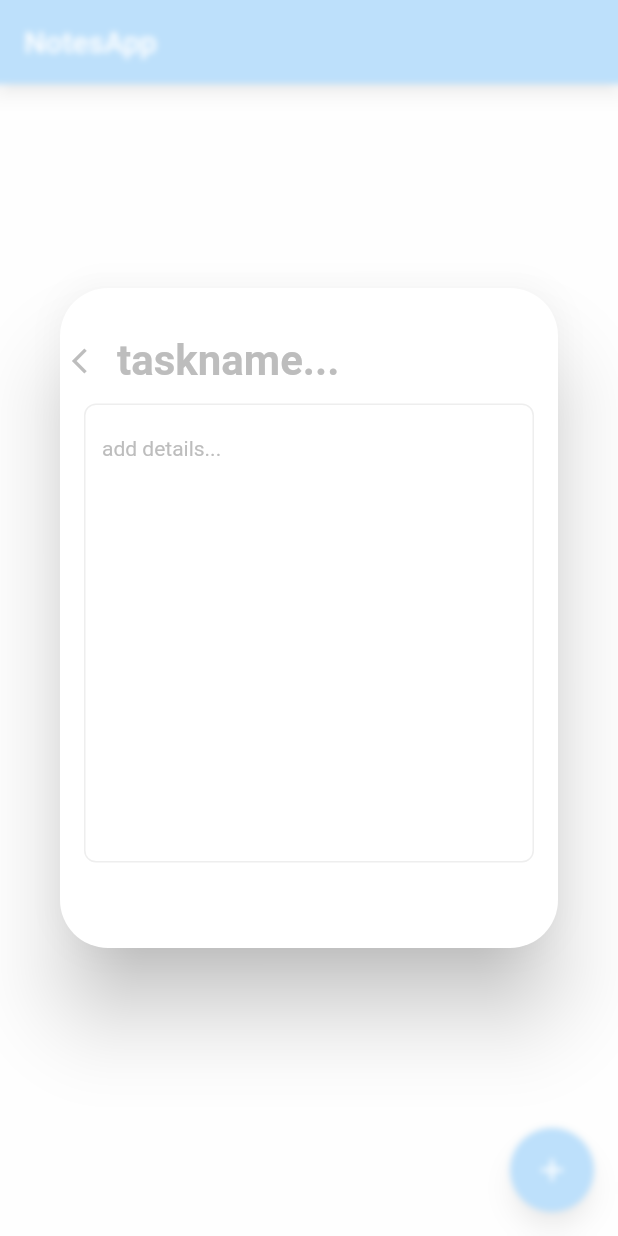
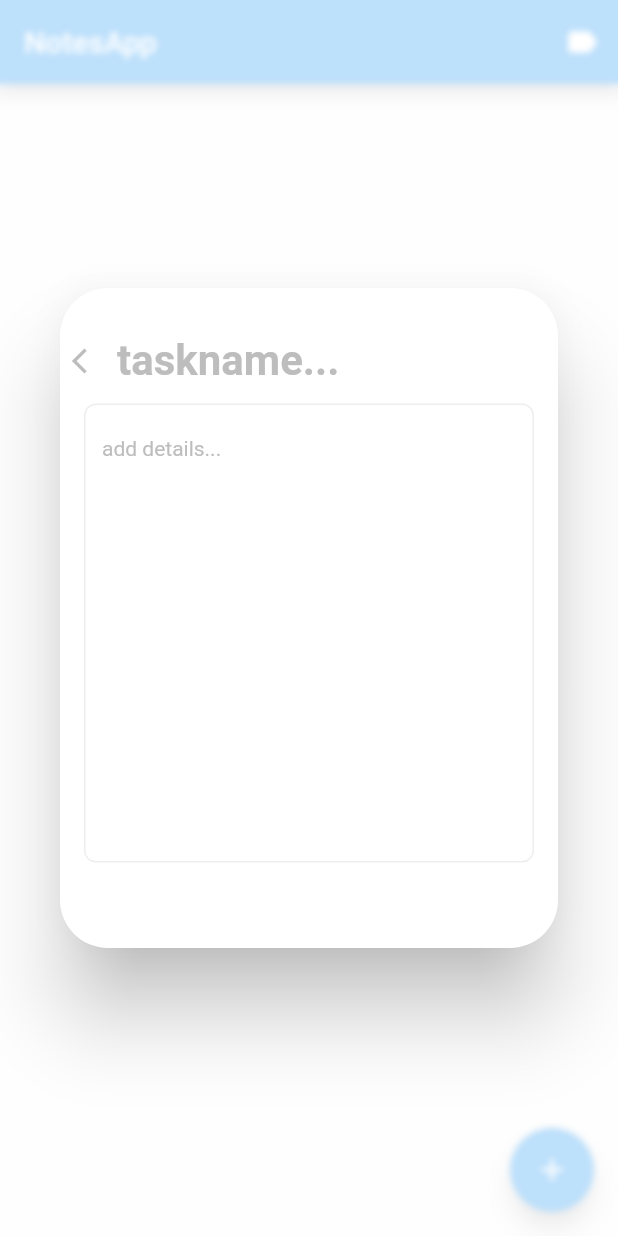
Before and after one commit to Adarsh0603/notebee, a Flutter app: the screen it shows after launch, after a tap on the "add" icon, on a phone screen of 412 x 824 dp. Run offline on Flutter 3.47's test engine with Material 2 defaults, Android fonts, the phone set to English and light mode, and no system bars; our stand-ins replace sqflite; accounts and stored records are empty.

Commit message:
added label database and basic functionality

```diff
--- a/lib/main.dart
+++ b/lib/main.dart
@@ -1,4 +1,5 @@
 import 'package:flutter/material.dart';
+import 'package:flutter_database_sql/providers/label_provider.dart';
 import 'package:flutter_database_sql/providers/notes_provider.dart';
 import 'package:flutter_database_sql/screens/home_screen.dart';
 import 'package:provider/provider.dart';
@@ -10,8 +11,11 @@ void main() {
 class QuickNote extends StatelessWidget {
   @override
   Widget build(BuildContext context) {
-    return ChangeNotifierProvider(
-      create: (BuildContext context) => Notes(),
+    return MultiProvider(
+      providers: [
+        ChangeNotifierProvider(create: (BuildContext context) => Notes()),
+        ChangeNotifierProvider(create: (BuildContext context) => Labels()),
+      ],
       child: MaterialApp(
         home: HomeScreen(),
         debugShowCheckedModeBanner: false,
--- a/lib/models/label.dart
+++ b/lib/models/label.dart
@@ -1,8 +1,16 @@
 import 'dart:ui';
 
 class Label {
+  final String id;
   final String label;
-  final Color color;
+  final int colorValue;
 
-  Label(this.label, this.color);
+  Label(this.id, this.label, this.colorValue);
+  Map<String, dynamic> toMap() {
+    return {
+      'id': id,
+      'label': label,
+      'color': colorValue,
+    };
+  }
 }
--- a/lib/models/note.dart
+++ b/lib/models/note.dart
@@ -1,5 +1,3 @@
-import 'label.dart';
-
 class Note {
   final String id;
   final String title;
--- a/lib/providers/dbhelper.dart
+++ b/lib/providers/dbhelper.dart
@@ -1,6 +1,5 @@
 import 'package:sqflite/sqflite.dart';
 import 'package:path/path.dart';
-import '../models/note.dart';
 
 class DBHelper {
   static Future<Database> database() async {
@@ -8,9 +7,9 @@ class DBHelper {
         onCreate: (db, version) async {
       await db.execute(
           "CREATE TABLE notes(id TEXT PRIMARY KEY, title TEXT, content TEXT)");
-      print('notes createed');
+      print('notes created');
       await db.execute(
-          "CREATE TABLE labels(id TEXT PRIMARY KEY, label TEXT, color TEXT)");
+          "CREATE TABLE labels(id TEXT PRIMARY KEY, label TEXT, color INTEGER)");
       print('labels created');
     }, version: 1);
   }
--- a/lib/screens/home_screen.dart
+++ b/lib/screens/home_screen.dart
@@ -3,6 +3,7 @@ import 'dart:ui';
 import 'package:flutter/cupertino.dart';
 import 'package:flutter/material.dart';
 import 'package:flutter_database_sql/providers/notes_provider.dart';
+import 'package:flutter_database_sql/widgets/label_settings.dart';
 import 'package:flutter_database_sql/widgets/note_insert_widget.dart';
 import 'package:flutter_database_sql/widgets/notes_display.dart';
 import 'package:provider/provider.dart';
@@ -40,6 +41,17 @@ class _HomeScreenState extends State<HomeScreen> {
       ),
       appBar: AppBar(
         title: Text('NotesApp'),
+        actions: [
+          IconButton(
+            icon: Icon(Icons.label),
+            onPressed: () {
+              showDialog(
+                context: context,
+                builder: (context) => SimpleDialog(children: [LabelSettings()]),
+              );
+            },
+          )
+        ],
       ),
       body: NotesDisplay(),
     );
```
Also changed, not shown: lib/providers/label_provider.dart (added, +28 -0 lines), lib/widgets/label_settings.dart (added, +39 -0 lines).
